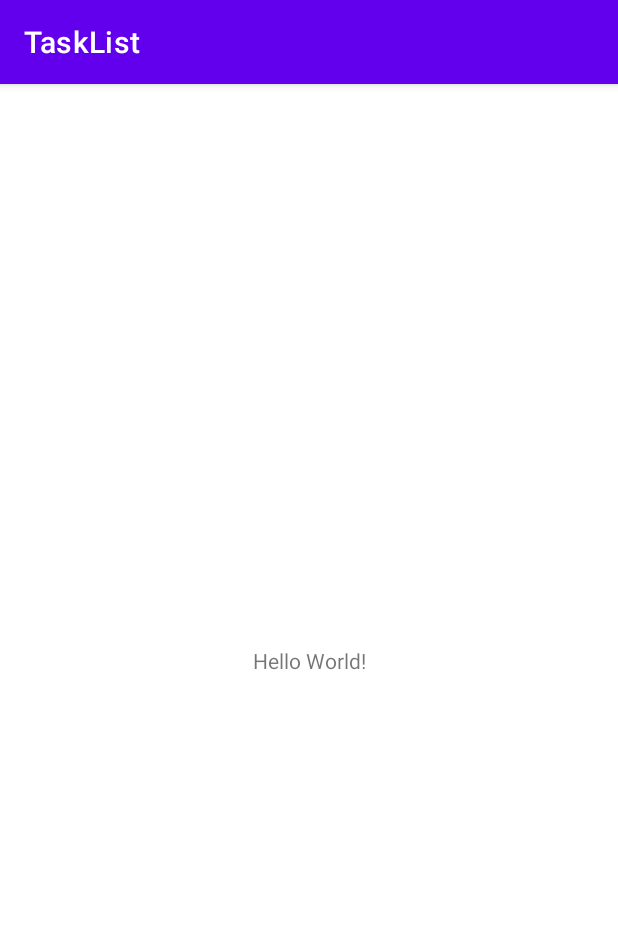
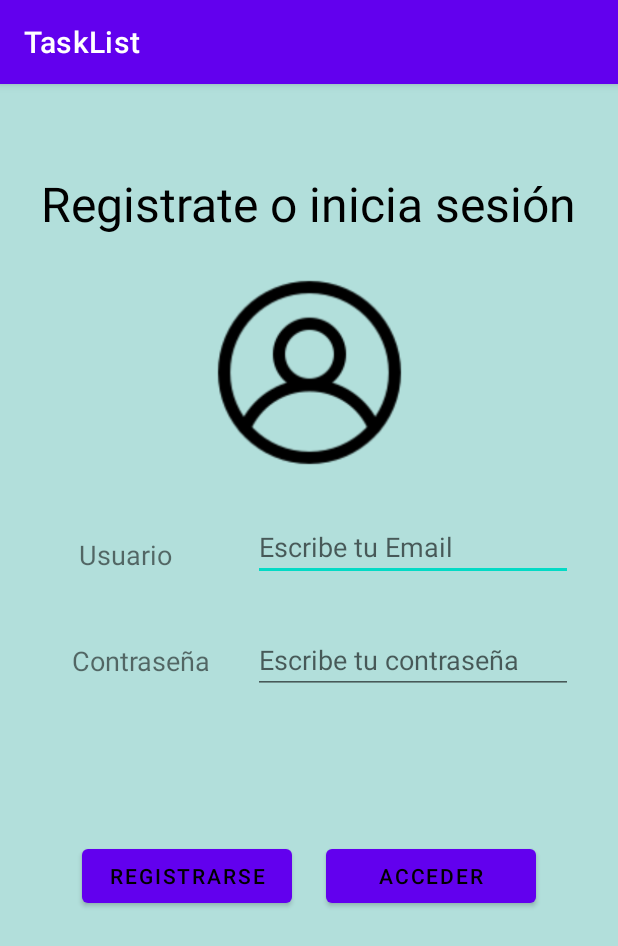
Before and after one commit to IsaMaru98/TaskListApp, an Android app: the screen it shows after launch (MainActivity before the commit, LoginActivity after it), on a phone screen of 412 x 824 dp. Shown: the top 946 px of the screen. Run offline under Robolectric (Android 15) with nearby library versions, the phone set to English and light mode, and no system bars.

Commit message:
Login activity view

```diff
--- a/app/src/main/AndroidManifest.xml
+++ b/app/src/main/AndroidManifest.xml
@@ -10,7 +10,7 @@
         android:supportsRtl="true"
         android:theme="@style/Theme.TaskList">
         <activity
-            android:name=".MainActivity"
+            android:name=".LoginActivity"
             android:exported="true">
             <intent-filter>
                 <action android:name="android.intent.action.MAIN" />
--- a/app/src/main/java/com/isamaru/tasklist/MainActivity.java
+++ b/app/src/main/java/com/isamaru/tasklist/LoginActivity.java
@@ -4,11 +4,11 @@ import androidx.appcompat.app.AppCompatActivity;
 
 import android.os.Bundle;
 
-public class MainActivity extends AppCompatActivity {
+public class LoginActivity extends AppCompatActivity {
 
     @Override
     protected void onCreate(Bundle savedInstanceState) {
         super.onCreate(savedInstanceState);
-        setContentView(R.layout.activity_main);
+        setContentView(R.layout.activity_login);
     }
 }
--- /dev/null
+++ b/app/src/main/res/layout/activity_login.xml
@@ -0,0 +1,119 @@
+<?xml version="1.0" encoding="utf-8"?>
+<androidx.constraintlayout.widget.ConstraintLayout xmlns:android="http://schemas.android.com/apk/res/android"
+    xmlns:app="http://schemas.android.com/apk/res-auto"
+    xmlns:tools="http://schemas.android.com/tools"
+    android:layout_width="match_parent"
+    android:layout_height="match_parent"
+    android:background="@color/secondaryColor"
+    tools:context=".LoginActivity">
+
+    <TextView
+        android:id="@+id/tvLoginTitle"
+        android:layout_width="392dp"
+        android:layout_height="42dp"
+        android:text="@string/Welcome_Text"
+        android:textAlignment="center"
+        android:textColor="@color/primaryTextColor"
+        android:textSize="32sp"
+        app:layout_constraintBottom_toBottomOf="parent"
+        app:layout_constraintEnd_toEndOf="parent"
+        app:layout_constraintHorizontal_bias="0.473"
+        app:layout_constraintStart_toStartOf="parent"
+        app:layout_constraintTop_toTopOf="parent"
+        app:layout_constraintVertical_bias="0.08" />
+
+    <TextView
+        android:id="@+id/tvUser"
+        android:layout_width="wrap_content"
+        android:layout_height="wrap_content"
+        android:text="@string/User_Text"
+        android:textSize="18sp"
+        app:layout_constraintBottom_toBottomOf="parent"
+        app:layout_constraintEnd_toEndOf="parent"
+        app:layout_constraintHorizontal_bias="0.15"
+        app:layout_constraintStart_toStartOf="parent"
+        app:layout_constraintTop_toTopOf="parent"
+        app:layout_constraintVertical_bias="0.405" />
+
+    <EditText
+        android:id="@+id/etEmailUser"
+        android:layout_width="wrap_content"
+        android:layout_height="wrap_content"
+        android:ems="10"
+        android:inputType="textEmailAddress"
+        android:hint="@string/Email_hint"
+        app:layout_constraintBottom_toBottomOf="parent"
+        app:layout_constraintEnd_toEndOf="parent"
+        app:layout_constraintHorizontal_bias="0.85"
+        app:layout_constraintStart_toStartOf="parent"
+        app:layout_constraintTop_toTopOf="parent"
+        app:layout_constraintVertical_bias="0.396" />
+
+    <TextView
+        android:id="@+id/tvPassword"
+        android:layout_width="wrap_content"
+        android:layout_height="wrap_content"
+        android:text="@string/Password_Text"
+        android:textSize="18sp"
+        app:layout_constraintBottom_toBottomOf="parent"
+        app:layout_constraintEnd_toEndOf="parent"
+        app:layout_constraintHorizontal_bias="0.15"
+        app:layout_constraintStart_toStartOf="parent"
+        app:layout_constraintTop_toTopOf="parent"
+        tools:layout_editor_absoluteX="59dp"
+        tools:layout_editor_absoluteY="369dp" />
+
+    <EditText
+        android:id="@+id/etPassword"
+        android:layout_width="wrap_content"
+        android:layout_height="wrap_content"
+        android:ems="10"
+        android:inputType="textPassword"
+        android:hint="@string/Password_hint"
+        app:layout_constraintBottom_toBottomOf="parent"
+        app:layout_constraintEnd_toEndOf="parent"
+        app:layout_constraintHorizontal_bias="0.85"
+        app:layout_constraintStart_toStartOf="parent"
+        app:layout_constraintTop_toTopOf="parent"
+        tools:layout_editor_absoluteX="163dp"
+        tools:layout_editor_absoluteY="352dp" />
+
+    <Button
+        android:id="@+id/btnSingUp"
+        android:layout_width="140dp"
+        android:layout_height="wrap_content"
+        android:text="@string/SingUp_Text"
+        android:textColor="@color/primaryTextColor"
+        app:layout_constraintBottom_toBottomOf="parent"
+        app:layout_constraintEnd_toEndOf="parent"
+        app:layout_constraintHorizontal_bias="0.2"
+        app:layout_constraintStart_toStartOf="parent"
+        app:layout_constraintTop_toTopOf="parent"
+        app:layout_constraintVertical_bias="0.7" />
+
+    <Button
+        android:id="@+id/btnLogIn"
+        android:layout_width="140dp"
+        android:layout_height="wrap_content"
+        android:text="@string/LogIn_Text"
+        android:textColor="@color/primaryTextColor"
+        app:layout_constraintBottom_toBottomOf="parent"
+        app:layout_constraintEnd_toEndOf="parent"
+        app:layout_constraintHorizontal_bias="0.8"
+        app:layout_constraintStart_toStartOf="parent"
+        app:layout_constraintTop_toTopOf="parent"
+        app:layout_constraintVertical_bias="0.7" />
+
+    <ImageView
+        android:id="@+id/imageView"
+        android:layout_width="130dp"
+        android:layout_height="130dp"
+        app:layout_constraintBottom_toBottomOf="parent"
+        app:layout_constraintEnd_toEndOf="parent"
+        app:layout_constraintHorizontal_bias="0.5"
+        app:layout_constraintStart_toStartOf="parent"
+        app:layout_constraintTop_toTopOf="parent"
+        app:layout_constraintVertical_bias="0.2"
+        app:srcCompat="@drawable/login" />
+
+</androidx.constraintlayout.widget.ConstraintLayout>
--- a/app/src/main/res/layout/activity_main.xml
+++ /dev/null
@@ -1,18 +0,0 @@
-<?xml version="1.0" encoding="utf-8"?>
-<androidx.constraintlayout.widget.ConstraintLayout xmlns:android="http://schemas.android.com/apk/res/android"
-    xmlns:app="http://schemas.android.com/apk/res-auto"
-    xmlns:tools="http://schemas.android.com/tools"
-    android:layout_width="match_parent"
-    android:layout_height="match_parent"
-    tools:context=".MainActivity">
-
-    <TextView
-        android:layout_width="wrap_content"
-        android:layout_height="wrap_content"
-        android:text="Hello World!"
-        app:layout_constraintBottom_toBottomOf="parent"
-        app:layout_constraintLeft_toLeftOf="parent"
-        app:layout_constraintRight_toRightOf="parent"
-        app:layout_constraintTop_toTopOf="parent" />
-
-</androidx.constraintlayout.widget.ConstraintLayout>
--- a/app/src/main/res/values/colors.xml
+++ b/app/src/main/res/values/colors.xml
@@ -7,4 +7,13 @@
     <color name="teal_700">#FF018786</color>
     <color name="black">#FF000000</color>
     <color name="white">#FFFFFFFF</color>
+
+    <color name="primaryColor">#4db6ac</color>
+    <color name="primaryLightColor">#82e9de</color>
+    <color name="primaryDarkColor">#00867d</color>
+    <color name="secondaryColor">#b2dfdb</color>
+    <color name="secondaryLightColor">#e5ffff</color>
+    <color name="secondaryDarkColor">#82ada9</color>
+    <color name="primaryTextColor">#000000</color>
+    <color name="secondaryTextColor">#000000</color>
 </resources>
--- a/app/src/main/res/values/strings.xml
+++ b/app/src/main/res/values/strings.xml
@@ -1,3 +1,11 @@
 <resources>
     <string name="app_name">TaskList</string>
+    <string name="Welcome_Text">Registrate o inicia sesión</string>
+    <string name="User_Text">Usuario</string>
+    <string name="Email_hint">Escribe tu Email</string>
+    <string name="Password_Text">Contraseña</string>
+    <string name="Password_hint">Escribe tu contraseña</string>
+    <string name="SingUp_Text">Registrarse</string>
+    <string name="LogIn_Text">Acceder</string>
+
 </resources>
```
Also changed, not shown: app/src/main/res/drawable/login.png (added).
